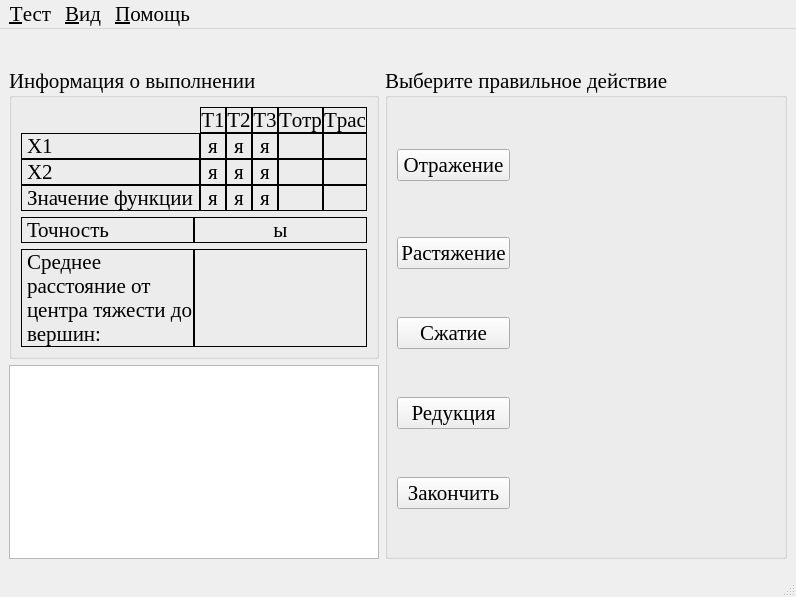
Above: optimizationmethods/ui/NeMi.ui from Eliminationzx/optimizationmethods before the change. Below: the same form after it.
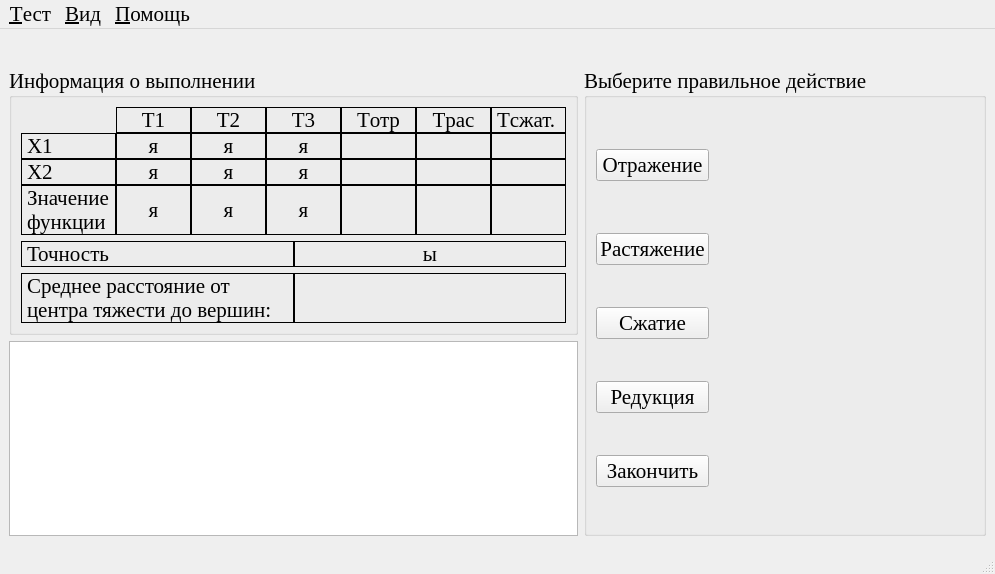
That is the form after the change.

Commit message: Работаю над Нелдором-Мидом

The edit to the form file:
```diff
--- a/optimizationmethods/ui/NeMi.ui
+++ b/optimizationmethods/ui/NeMi.ui
@@ -9,8 +9,8 @@
    <rect>
     <x>0</x>
     <y>0</y>
-    <width>770</width>
-    <height>597</height>
+    <width>974</width>
+    <height>574</height>
    </rect>
   </property>
   <property name="font">
@@ -32,7 +32,7 @@
      </widget>
     </item>
     <item>
-     <layout class="QHBoxLayout" name="horizontalLayout_5">
+     <layout class="QHBoxLayout" name="horizontalLayout_5" stretch="0,1">
       <item>
        <layout class="QVBoxLayout" name="verticalLayout_2" stretch="0,1">
         <item>
@@ -42,12 +42,18 @@
           </property>
           <layout class="QGridLayout" name="gridLayout_2">
            <item row="0" column="0">
-            <layout class="QGridLayout" name="gridLayout_3" columnstretch="1,1,1,1,1,1">
+            <layout class="QGridLayout" name="gridLayout_3" columnstretch="1,1,1,1,1,1,0">
              <property name="spacing">
               <number>0</number>
              </property>
              <item row="0" column="1">
               <widget class="QLabel" name="label_11">
+               <property name="minimumSize">
+                <size>
+                 <width>75</width>
+                 <height>0</height>
+                </size>
+               </property>
                <property name="frameShape">
                 <enum>QFrame::Box</enum>
                </property>
@@ -64,6 +70,12 @@
              </item>
              <item row="0" column="2">
               <widget class="QLabel" name="label_12">
+               <property name="minimumSize">
+                <size>
+                 <width>75</width>
+                 <height>0</height>
+                </size>
+               </property>
                <property name="frameShape">
                 <enum>QFrame::Box</enum>
                </property>
@@ -80,6 +92,12 @@
              </item>
              <item row="0" column="3">
               <widget class="QLabel" name="label_14">
+               <property name="minimumSize">
+                <size>
+                 <width>75</width>
+                 <height>0</height>
+                </size>
+               </property>
                <property name="frameShape">
                 <enum>QFrame::Box</enum>
                </property>
@@ -96,6 +114,12 @@
              </item>
              <item row="0" column="4">
               <widget class="QLabel" name="label_13">
+               <property name="minimumSize">
+                <size>
+                 <width>75</width>
+                 <height>0</height>
+                </size>
+               </property>
                <property name="frameShape">
                 <enum>QFrame::Box</enum>
                </property>
@@ -112,6 +136,12 @@
              </item>
              <item row="0" column="5">
               <widget class="QLabel" name="label_15">
+               <property name="minimumSize">
+                <size>
+                 <width>75</width>
+                 <height>0</height>
+                </size>
+               </property>
                <property name="frameShape">
                 <enum>QFrame::Box</enum>
                </property>
@@ -308,6 +338,9 @@
                <property name="text">
                 <string>Значение функции</string>
                </property>
+               <property name="wordWrap">
+                <bool>true</bool>
+               </property>
                <property name="textInteractionFlags">
                 <set>Qt::LinksAccessibleByMouse|Qt::TextSelectableByMouse</set>
                </property>
@@ -387,6 +420,52 @@
                </property>
               </widget>
              </item>
+             <item row="0" column="6">
+              <widget class="QLabel" name="label_2">
+               <property name="minimumSize">
+                <size>
+                 <width>75</width>
+                 <height>0</height>
+                </size>
+               </property>
+               <property name="frameShape">
+                <enum>QFrame::Box</enum>
+               </property>
+               <property name="text">
+                <string>Tсжат.</string>
+               </property>
+              </widget>
+             </item>
+             <item row="1" column="6">
+              <widget class="QLabel" name="x1_tk_lb">
+               <property name="frameShape">
+                <enum>QFrame::Box</enum>
+               </property>
+               <property name="text">
+                <string/>
+               </property>
+              </widget>
+             </item>
+             <item row="2" column="6">
+              <widget class="QLabel" name="x2_tk_lb">
+               <property name="frameShape">
+                <enum>QFrame::Box</enum>
+               </property>
+               <property name="text">
+                <string/>
+               </property>
+              </widget>
+             </item>
+             <item row="3" column="6">
+              <widget class="QLabel" name="fsign_tk_lb">
+               <property name="frameShape">
+                <enum>QFrame::Box</enum>
+               </property>
+               <property name="text">
+                <string/>
+               </property>
+              </widget>
+             </item>
             </layout>
            </item>
            <item row="1" column="0">
@@ -486,6 +565,9 @@
            <bool>false</bool>
           </property>
           <layout class="QGridLayout" name="gridLayout" columnstretch="0,1">
+           <property name="verticalSpacing">
+            <number>0</number>
+           </property>
            <item row="0" column="1" rowspan="5">
             <widget class="QStackedWidget" name="stackedWidget">
              <property name="currentIndex">
@@ -896,8 +978,8 @@
     <rect>
      <x>0</x>
      <y>0</y>
-     <width>770</width>
-     <height>23</height>
+     <width>974</width>
+     <height>30</height>
     </rect>
    </property>
    <widget class="QMenu" name="testo_menu">
```
The commit also changes 1 other file.
